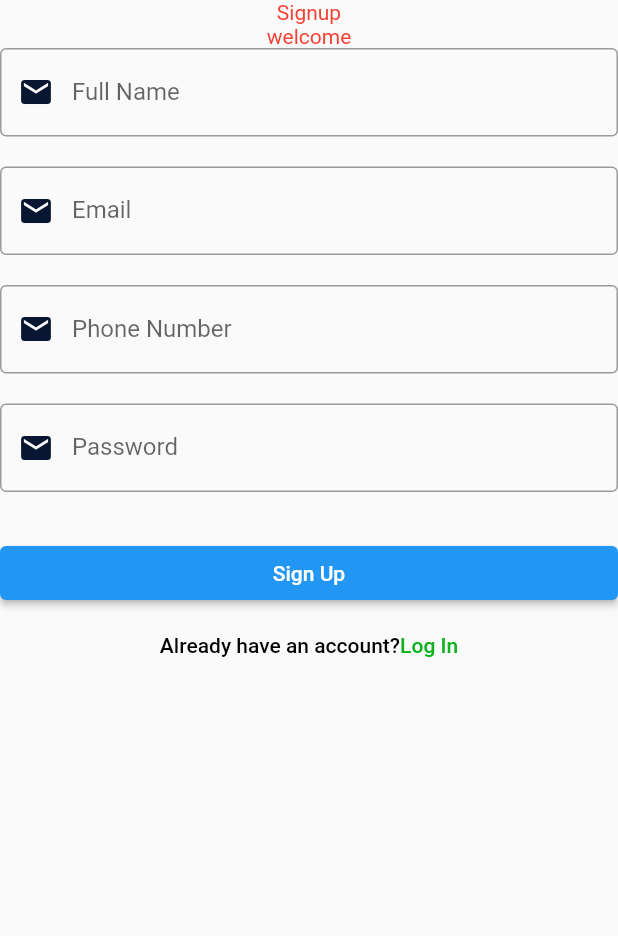
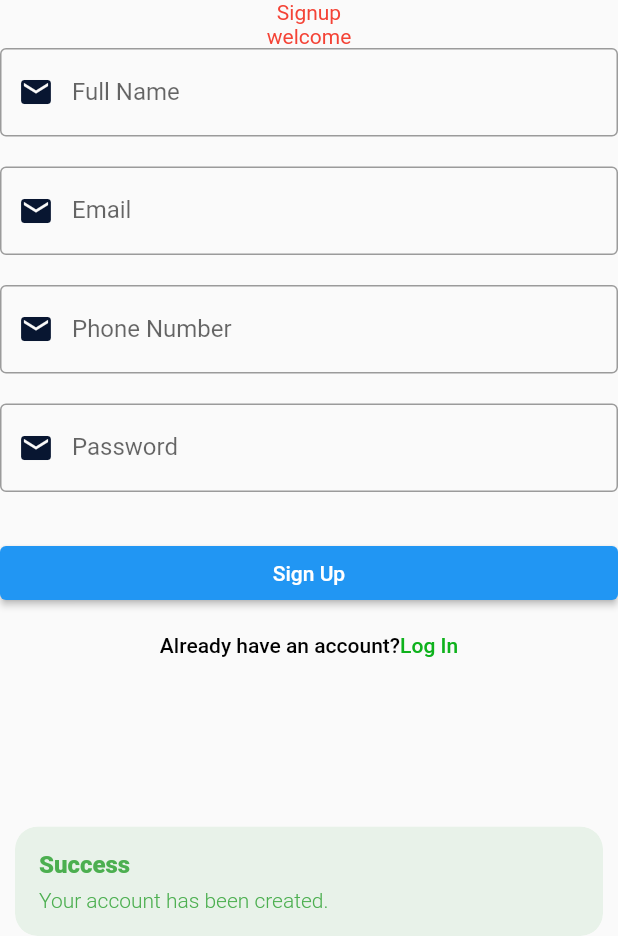
Before and after one commit to Amawers/attendify, a Flutter app: the SignUpScreen screen opened directly, after a tap on "Sign Up", on a phone screen of 412 x 824 dp, the part 300-1236 px from its top. Run offline on Flutter 3.47's test engine with Material 2 defaults, Android fonts, the phone set to English and light mode, and no system bars; our stand-ins replace cloud_firestore, firebase_auth, firebase_core, get; missing offline and left inert: mobile_scanner; accounts and stored records are empty; network calls fail.

Commit message:
goods na ang sample create data naka insert na sa db

```diff
--- a/lib/src/features/authentication/controllers/signup_controller.dart
+++ b/lib/src/features/authentication/controllers/signup_controller.dart
@@ -1,6 +1,8 @@
 import 'package:flutter/material.dart';
 import 'package:get/get.dart';
+import 'package:my_app/src/features/authentication/models/user_model.dart';
 import 'package:my_app/src/repository/authentication_repository/authentication_repository.dart';
+import 'package:my_app/src/repository/user_repository/user_repository.dart';
 
 class SignUpController extends GetxController {
   static SignUpController get instance => Get.find();
@@ -10,7 +12,13 @@ class SignUpController extends GetxController {
   final fullName = TextEditingController();
   final phoneNo = TextEditingController();
 
+  final userRepo = Get.put(UserRepository());
+
   void registerUser(String email, String password){
     AuthenticationRepository.instance.createUserWithEmailAndPassword(email, password);
   }
+
+  Future<void> createUser(UserModel user) async {
+    await userRepo.createUser(user);
+  }
 }
--- /dev/null
+++ b/lib/src/features/authentication/models/user_model.dart
@@ -0,0 +1,24 @@
+class UserModel {
+  final String? id;
+  final String? fullName;
+  final String? email;
+  final String? phoneNo;
+  final String? password;
+
+  const UserModel({
+    this.id,
+    required this.email,
+    required this.password,
+    required this.fullName,
+    required this.phoneNo
+  });
+
+  toJson(){
+    return{
+      "FullName": fullName,
+      "Email": email,
+      "Phone": phoneNo,
+      "Password": password
+    };
+  }
+}
--- a/lib/src/features/authentication/screens/signup/widgets/signup_form_widget.dart
+++ b/lib/src/features/authentication/screens/signup/widgets/signup_form_widget.dart
@@ -1,6 +1,7 @@
 import 'package:flutter/material.dart';
 import 'package:get/get.dart';
 import 'package:my_app/src/features/authentication/controllers/signup_controller.dart';
+import 'package:my_app/src/features/authentication/models/user_model.dart';
 
 class SignupForm extends StatelessWidget {
   const SignupForm({
@@ -57,6 +58,13 @@ class SignupForm extends StatelessWidget {
                           if(_formKey.currentState!.validate()){
                             SignUpController.instance.registerUser(controller.email.text.trim(), controller.password.text.trim());
 
+                            final user = UserModel(
+                              email: controller.email.text.trim(),
+                              password: controller.password.text.trim(),
+                              fullName: controller.fullName.text.trim(),
+                              phoneNo: controller.phoneNo.text.trim()
+                            );
+                            SignUpController.instance.createUser(user);
                           }
                       }, child: Text("Sign Up"))),
               TextButton(
--- /dev/null
+++ b/lib/src/repository/user_repository/user_repository.dart
@@ -0,0 +1,28 @@
+import 'package:cloud_firestore/cloud_firestore.dart';
+import 'package:flutter/material.dart';
+import 'package:get/get.dart';
+import 'package:my_app/src/features/authentication/models/user_model.dart';
+
+class UserRepository extends GetxController {
+  static UserRepository get instance => Get.find();
+
+  final _db = FirebaseFirestore.instance;
+
+  createUser(UserModel user) async {
+    await _db
+        .collection("Users")
+        .add(user.toJson())
+        .whenComplete(() => Get.snackbar(
+            "Success", "Your account has been created.",
+            snackPosition: SnackPosition.BOTTOM,
+            backgroundColor: Colors.green.withOpacity(0.1),
+            colorText: Colors.green))
+        .catchError((error, stackTrace) {
+      Get.snackbar("Error", "Something went wrong. Try again.",
+          snackPosition: SnackPosition.BOTTOM,
+          backgroundColor: Colors.redAccent.withOpacity(0.1),
+          colorText: Colors.red);
+      print(error.toString());
+    });
+  }
+}
--- a/pubspec.yaml
+++ b/pubspec.yaml
@@ -39,6 +39,7 @@ dependencies:
   firebase_core: ^2.22.0
   firebase_auth: ^4.13.0
   get:
+  cloud_firestore: ^4.13.1
 
 dev_dependencies:
   flutter_test:
```
Also changed, not shown: pubspec.lock, 3 other files.
